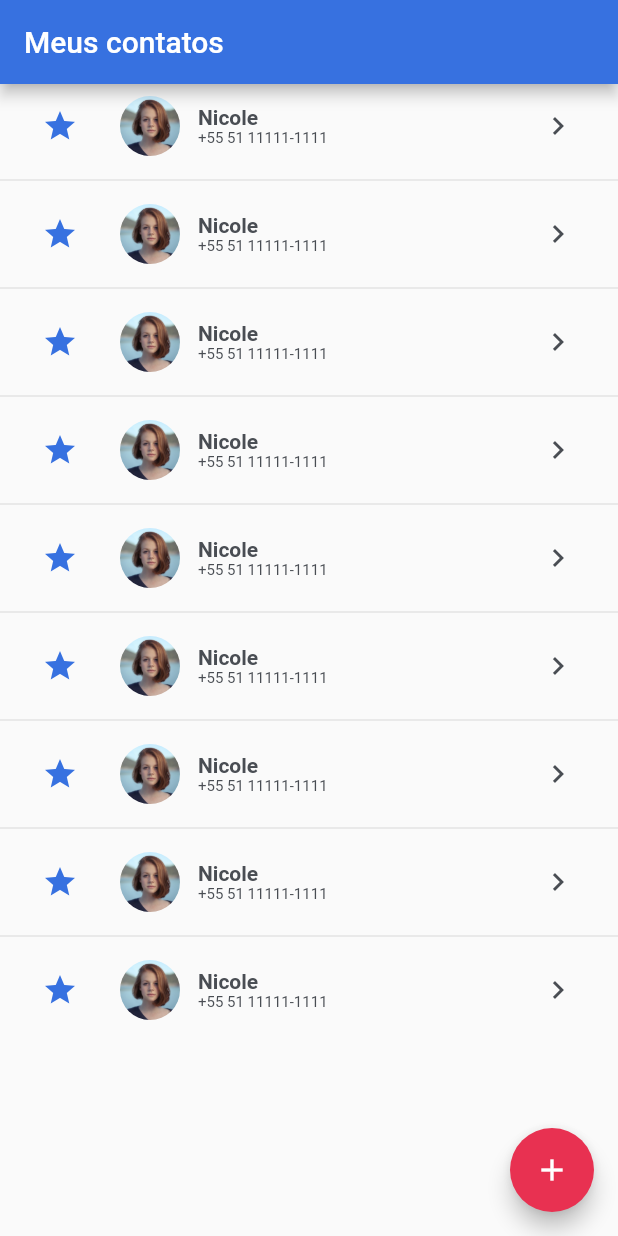
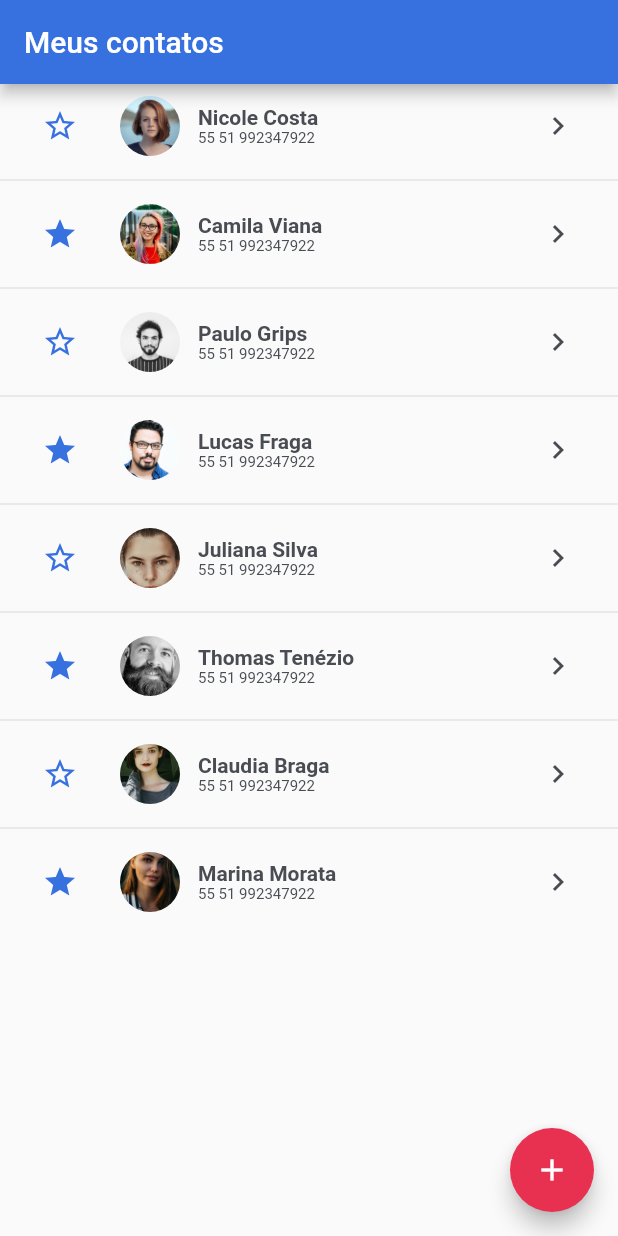
Before and after one commit to Davidselistrealves/projeto_agenda, a Flutter app: the screen it shows after launch, on a phone screen of 412 x 824 dp. Run offline on Flutter 3.47's test engine with Material 2 defaults, Android fonts, the phone set to English and light mode, and no system bars.

Commit message:
final do código

```diff
--- a/lib/main.dart
+++ b/lib/main.dart
@@ -16,6 +16,9 @@ void main() {
           thickness: 1,
         ),
         primarySwatch: blueTheme,
+        iconTheme: IconThemeData(
+          color: blueTheme,
+        ),
       ),
     ),
   );
--- /dev/null
+++ b/lib/models/contact.dart
@@ -0,0 +1,15 @@
+class Contact {
+  final String name;
+  final String photo;
+  final String email;
+  final String phone;
+  bool isFavorite;
+
+  Contact({
+    required this.name,
+    required this.photo,
+    required this.email,
+    required this.phone,
+    this.isFavorite = false,
+  });
+}
--- /dev/null
+++ b/lib/provider/list_of_contacts.dart
@@ -0,0 +1,56 @@
+import 'package:projeto_agenda_de_contatos/models/contact.dart';
+
+List<Contact> listOfContacts = [
+  Contact(
+    name: "Nicole Costa",
+    photo: "assets/images/Nicole.jpg",
+    email: "nicole.costa@gmail.com",
+    phone: "55 51 992347922",
+  ),
+  Contact(
+    name: "Camila Viana",
+    photo: "assets/images/Camila.jpg",
+    email: "camila.Viana@gmail.com",
+    phone: "55 51 992347922",
+    isFavorite: true,
+  ),
+  Contact(
+    name: "Paulo Grips",
+    photo: "assets/images/Paulo.jpg",
+    email: "paulo.grips@gmail.com",
+    phone: "55 51 992347922",
+  ),
+  Contact(
+    name: "Lucas Fraga",
+    photo: "assets/images/Lucas.jpg",
+    email: "lucas.fraga@gmail.com",
+    phone: "55 51 992347922",
+    isFavorite: true,
+  ),
+  Contact(
+    name: "Juliana Silva",
+    photo: "assets/images/Juliana.jpg",
+    email: "juliana.silva@gmail.com",
+    phone: "55 51 992347922",
+  ),
+  Contact(
+    name: "Thomas Tenézio",
+    photo: "assets/images/Thomas.jpg",
+    email: "thomas.tenezio@gmail.com",
+    phone: "55 51 992347922",
+    isFavorite: true,
+  ),
+  Contact(
+    name: "Claudia Braga",
+    photo: "assets/images/Claudia.jpg",
+    email: "claudia.braga@gmail.com",
+    phone: "55 51 992347922",
+  ),
+  Contact(
+    name: "Marina Morata",
+    photo: "assets/images/Marina.jpg",
+    email: "mariana.morata@gmail.com",
+    phone: "55 51 992347922",
+    isFavorite: true,
+  ),
+];
--- a/lib/screnns/home/home.dart
+++ b/lib/screnns/home/home.dart
@@ -1,4 +1,7 @@
 import 'package:flutter/material.dart';
+import 'package:projeto_agenda_de_contatos/models/contact.dart';
+import 'package:projeto_agenda_de_contatos/provider/list_of_contacts.dart';
+import 'package:projeto_agenda_de_contatos/screnns/details/details.dart';
 import 'package:projeto_agenda_de_contatos/style.dart';
 
 class Home extends StatefulWidget {
@@ -18,7 +21,7 @@ class _HomeState extends State<Home> {
       ),
       body: ListView.separated(
         itemBuilder: builder,
-        itemCount: 9,
+        itemCount: listOfContacts.length,
         separatorBuilder: (_, index) {
           return Divider();
         },
@@ -27,29 +30,52 @@ class _HomeState extends State<Home> {
   }
 
   Widget builder(BuildContext _, int index) {
+    Contact _contact = listOfContacts.elementAt(index);
     return ListTile(
       leading: IconButton(
-        icon: Icon(
+        icon: (_contact.isFavorite)
+            ? Icon(
                 Icons.star,
                 color: blueTheme,
+              )
+            : Icon(
+                Icons.star_outline,
+                color: blueTheme,
               ),
-        onPressed: () {},
+        onPressed: () {
+          setState(() {
+            _contact.isFavorite = !_contact.isFavorite;
+          });
+        },
       ),
       trailing: IconButton(
         icon: Icon(
           Icons.chevron_right,
           color: grayTheme,
         ),
-        onPressed: () {},
+        //ir para próxima pag
+        onPressed: () {
+          Navigator.of(context).push(
+            MaterialPageRoute(
+              builder: (BuildContext _) {
+                return Details(_contact);
+              },
+            ),
+          );
+        },
       ),
       title: Row(
         children: [
-          ClipOval(
+          //widget animaçao "Hero"
+          Hero(
+            tag: _contact.name,
+            child: ClipOval(
               child: Image.asset(
-              "assets/images/Nicole.jpg",
+                _contact.photo,
                 width: 40,
                 height: 40,
                 fit: BoxFit.cover,
+              ),
             ),
           ),
           SizedBox(
@@ -59,7 +85,7 @@ class _HomeState extends State<Home> {
             crossAxisAlignment: CrossAxisAlignment.start,
             children: [
               Text(
-                "Nicole",
+                _contact.name,
                 style: TextStyle(
                   fontSize: 14,
                   fontWeight: FontWeight.bold,
@@ -67,7 +93,7 @@ class _HomeState extends State<Home> {
                 ),
               ),
               Text(
-                "+55 51 11111-1111",
+                _contact.phone,
                 style: TextStyle(
                   fontSize: 10,
                   color: grayTheme,
```
Also changed, not shown: lib/screnns/details/details.dart (added, +68 -0 lines). Lines whose indentation alone changed are shown as unchanged.
